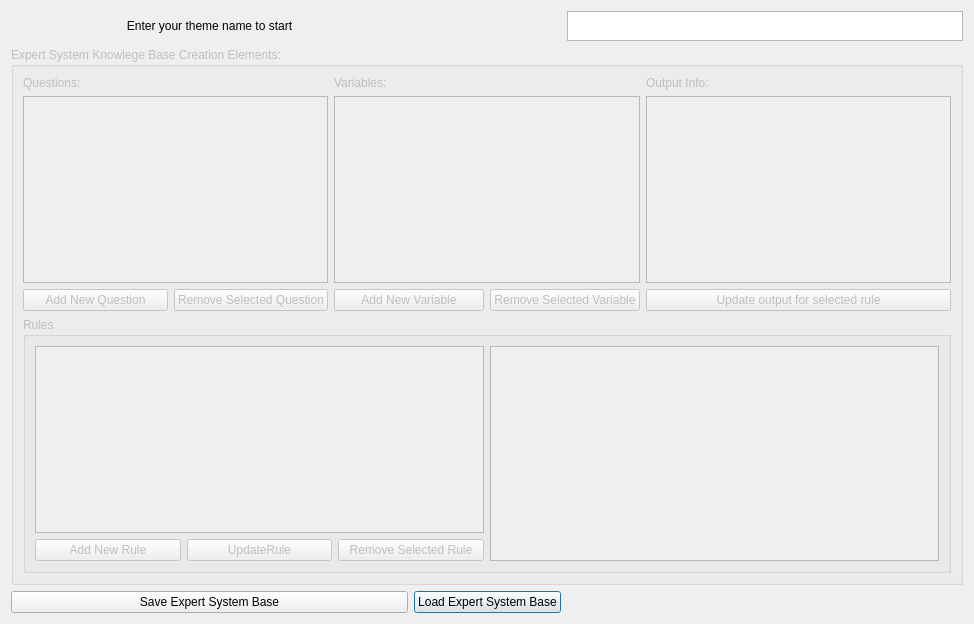
Above: GUI/RuleEditor.ui from bronya2057/ExpertSystemPyLab before the change. Below: the same form after it.
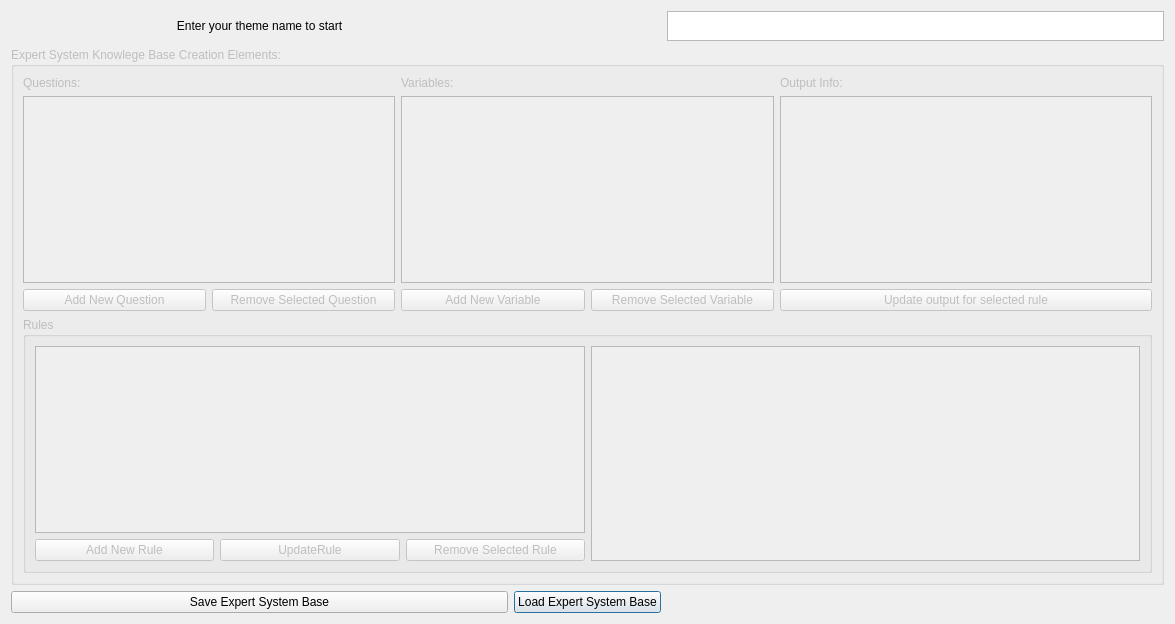
That is the form after the change.

Patch:
```diff
--- a/GUI/RuleEditor.ui
+++ b/GUI/RuleEditor.ui
@@ -9,7 +9,7 @@
    <rect>
     <x>0</x>
     <y>0</y>
-    <width>974</width>
+    <width>1175</width>
     <height>624</height>
    </rect>
   </property>
```
